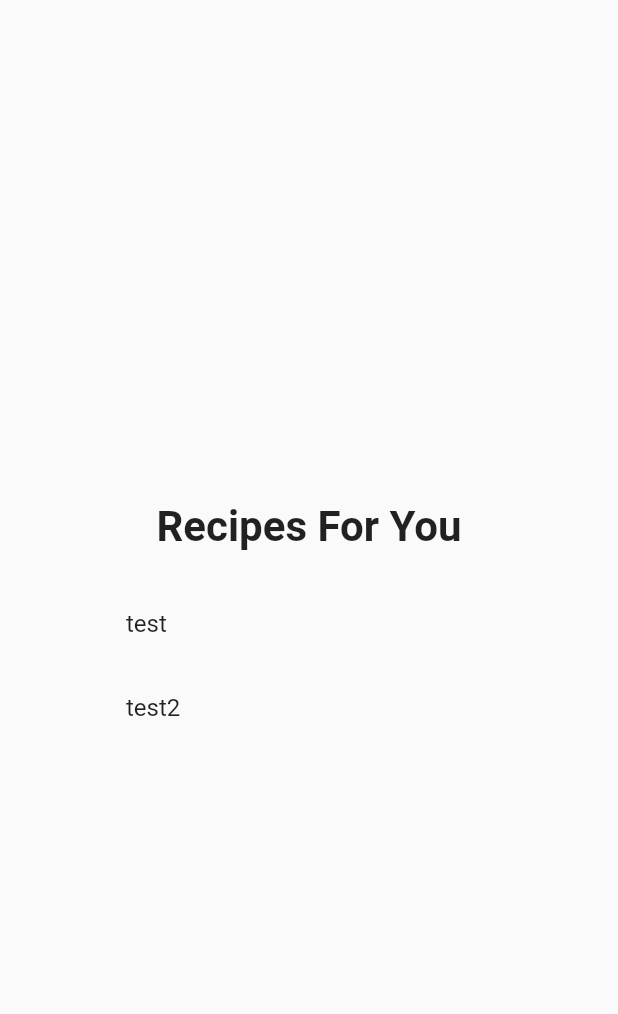
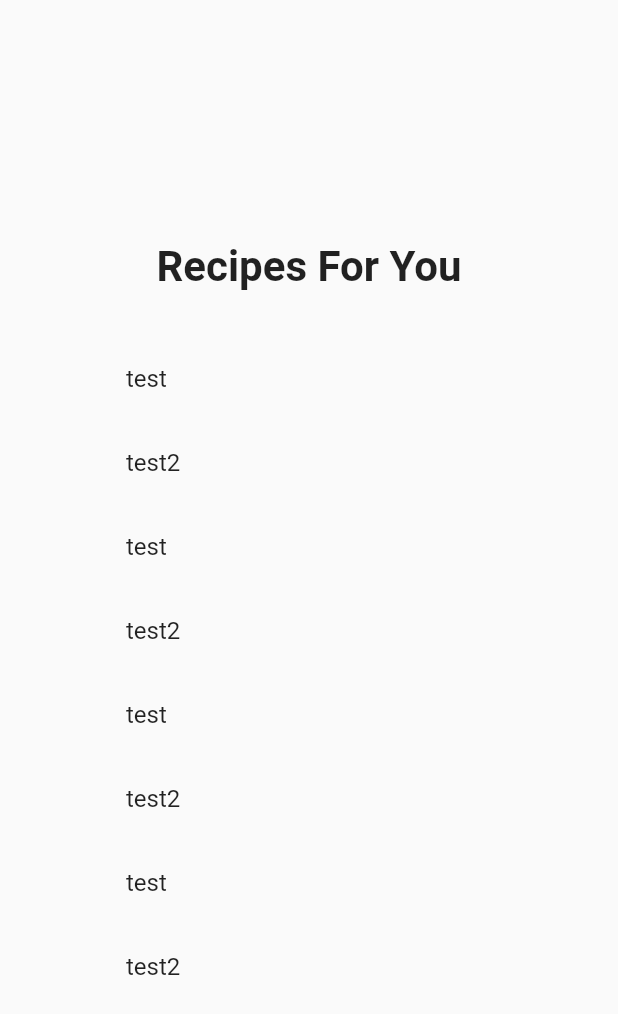
Before and after one commit to Capstone-Projects-2022-Spring/project-gorecipe, a Flutter app: the RecipesYou screen opened directly, on a phone screen of 412 x 824 dp. Shown: the top 1014 px of the screen. Run offline on Flutter 3.47's test engine with Material 2 defaults, Android fonts, the phone set to English and light mode, and no system bars.

Commit message:
added tap functionality to every list item

```diff
--- a/GoRECIPE/gorecipe/lib/Screens/recipes_for_you.dart
+++ b/GoRECIPE/gorecipe/lib/Screens/recipes_for_you.dart
@@ -35,14 +35,32 @@ class _RecipesYou extends State<RecipesYou> {
       ),
     );
 
-    List<String> items = ["test", "test2"];
+    List<String> recipes = [
+      "test",
+      "test2",
+      "test",
+      "test2",
+      "test",
+      "test2",
+      "test",
+      "test2"
+    ];
 
-    final listitems = ListView.builder(
-      itemCount: items.length,
+    final listRecipes = ListView.builder(
+      itemCount: recipes.length,
       shrinkWrap: true,
       itemBuilder: (context, index) {
         return ListTile(
-          title: Text(items[index]),
+          //leading: Icon(Icons.star),
+          title: Text(recipes[index]),
+          onTap: () {
+            Navigator.push(
+              context,
+              MaterialPageRoute(
+                  builder: (context) =>
+                      const RecipesYou()), //replace with link to recipe's page
+            );
+          }, //onTap
         );
       },
     );
@@ -60,8 +78,8 @@ class _RecipesYou extends State<RecipesYou> {
                 //Declaring sizes of field boxes
                 const SizedBox(height: 10.0),
                 headerText,
-                const SizedBox(height: 20.0),
-                listitems
+                const SizedBox(height: 30.0),
+                listRecipes
               ],
             ),
           ),
```
